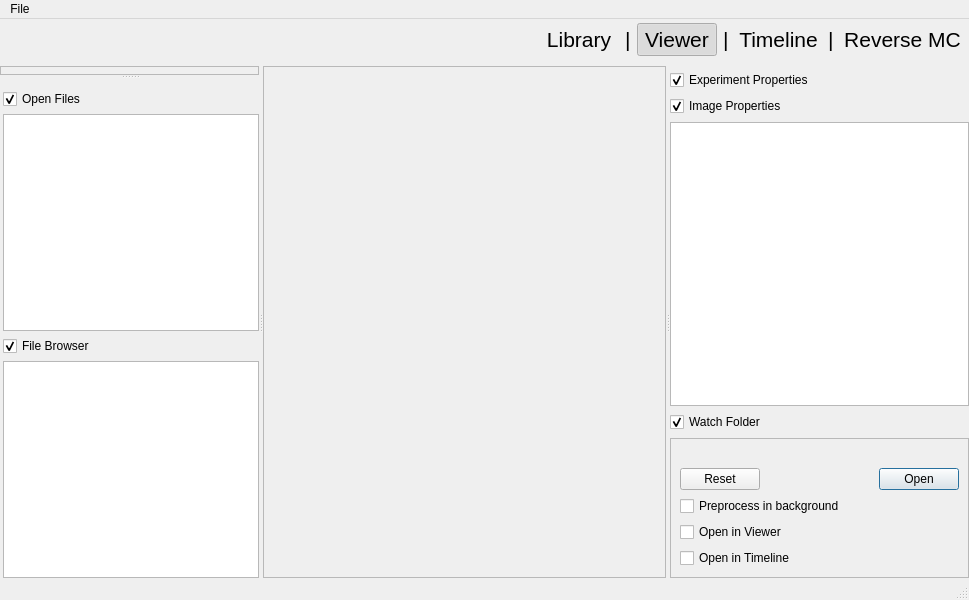
This is gui/mainwindow.ui in ronpandolfi/Xi-cam as Qt 5 draws it before an edit. The edited form follows.
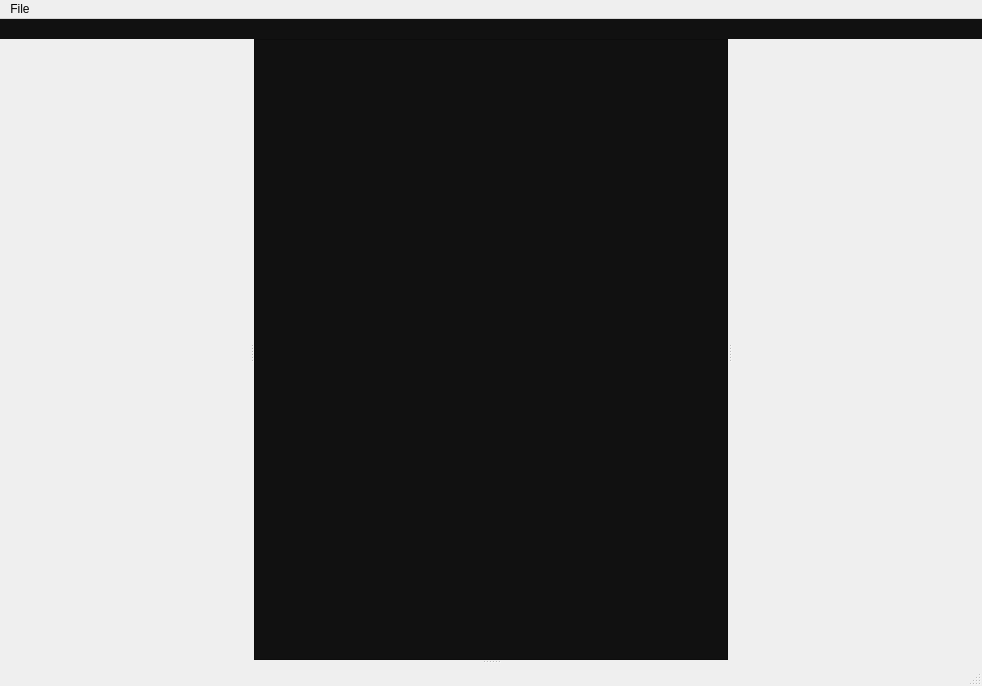
This is the edited form. The open tabs and pages were chosen to show the change. Icons and pictures are not drawn.

Diff of the .ui file:
```diff
--- a/gui/mainwindow.ui
+++ b/gui/mainwindow.ui
@@ -6,8 +6,8 @@
    <rect>
     <x>0</x>
     <y>0</y>
-    <width>969</width>
-    <height>600</height>
+       <width>982</width>
+       <height>686</height>
    </rect>
   </property>
   <property name="sizePolicy">
@@ -29,41 +29,37 @@
      <verstretch>0</verstretch>
     </sizepolicy>
    </property>
-   <layout class="QVBoxLayout" name="verticalLayout_12">
+      <layout class="QVBoxLayout" name="verticalLayout">
+          <property name="spacing">
+              <number>0</number>
+          </property>
     <property name="margin">
      <number>0</number>
     </property>
     <item>
+        <widget class="QWidget" name="widget_2" native="true">
+            <property name="sizePolicy">
+                <sizepolicy hsizetype="Preferred" vsizetype="Minimum">
+                    <horstretch>0</horstretch>
+                    <verstretch>0</verstretch>
+                </sizepolicy>
+      </property>
+            <property name="styleSheet">
+                <string notr="true">background-color:#111111;</string>
+      </property>
      <layout class="QHBoxLayout" name="modemenu">
-      <property name="spacing">
-       <number>-1</number>
-      </property>
       <property name="margin">
-       <number>4</number>
-      </property>
-      <item>
-       <layout class="QVBoxLayout" name="verticalLayout_6">
-        <property name="spacing">
          <number>0</number>
         </property>
         <item>
-         <widget class="QLabel" name="label_2">
+                    <widget class="QLabel" name="filenamelabel_3">
           <property name="text">
               <string/>
           </property>
          </widget>
         </item>
         <item>
-         <widget class="QLabel" name="filenamelabel">
-          <property name="text">
-           <string/>
-          </property>
-         </widget>
-        </item>
-       </layout>
-      </item>
-      <item>
-       <spacer name="horizontalSpacer">
+                    <spacer name="horizontalSpacer_4">
         <property name="orientation">
          <enum>Qt::Horizontal</enum>
         </property>
@@ -72,296 +68,94 @@
         </property>
         <property name="sizeHint" stdset="0">
          <size>
-          <width>40</width>
+                                <width>42</width>
           <height>20</height>
          </size>
         </property>
        </spacer>
       </item>
-      <item>
-       <widget class="QPushButton" name="librarybutton">
-        <property name="font">
-         <font>
-          <pointsize>16</pointsize>
-         </font>
-        </property>
-        <property name="text">
-         <string>Library</string>
-        </property>
-           <property name="checkable">
-               <bool>true</bool>
-           </property>
-           <property name="autoExclusive">
-               <bool>true</bool>
-           </property>
-        <property name="flat">
-         <bool>true</bool>
-        </property>
-           <property name="isMode" stdset="0">
-               <bool>true</bool>
-           </property>
-       </widget>
-      </item>
-      <item>
-       <widget class="QLabel" name="separator">
-        <property name="font">
-         <font>
-          <pointsize>16</pointsize>
-         </font>
-        </property>
-        <property name="text">
-         <string>|</string>
-        </property>
-       </widget>
-      </item>
-      <item>
-       <widget class="QPushButton" name="viewerbutton">
-        <property name="font">
-         <font>
-          <pointsize>16</pointsize>
-         </font>
-        </property>
-        <property name="text">
-         <string>Viewer</string>
-        </property>
-           <property name="checkable">
-               <bool>true</bool>
-           </property>
-           <property name="checked">
-               <bool>true</bool>
-           </property>
-           <property name="autoExclusive">
-               <bool>true</bool>
-           </property>
-        <property name="flat">
-         <bool>true</bool>
-        </property>
-           <property name="isMode" stdset="0">
-               <bool>true</bool>
-           </property>
-       </widget>
-      </item>
-      <item>
-       <widget class="QLabel" name="separator_2">
-        <property name="font">
-         <font>
-          <pointsize>16</pointsize>
-         </font>
-        </property>
-        <property name="text">
-         <string>|</string>
-        </property>
-       </widget>
-      </item>
-      <item>
-       <widget class="QPushButton" name="timelinebutton">
-        <property name="font">
-         <font>
-          <pointsize>16</pointsize>
-         </font>
-        </property>
-        <property name="text">
-         <string>Timeline</string>
-        </property>
-           <property name="checkable">
-               <bool>true</bool>
-           </property>
-           <property name="autoExclusive">
-               <bool>true</bool>
-           </property>
-        <property name="flat">
-         <bool>true</bool>
-        </property>
-           <property name="isMode" stdset="0">
-               <bool>true</bool>
-           </property>
-       </widget>
-      </item>
-      <item>
-       <widget class="QLabel" name="separator_3">
-        <property name="font">
-         <font>
-          <pointsize>16</pointsize>
-         </font>
-        </property>
-        <property name="text">
-         <string>|</string>
-        </property>
-       </widget>
-      </item>
-      <item>
-       <widget class="QPushButton" name="rmcbutton">
-        <property name="font">
-         <font>
-          <pointsize>16</pointsize>
-         </font>
-        </property>
-        <property name="text">
-         <string>Reverse MC</string>
-        </property>
-           <property name="checkable">
-               <bool>true</bool>
-           </property>
-           <property name="autoExclusive">
-               <bool>true</bool>
-           </property>
-        <property name="flat">
-         <bool>true</bool>
-        </property>
-           <property name="isMode" stdset="0">
-               <bool>true</bool>
-           </property>
-       </widget>
-      </item>
-     </layout>
+            </layout>
+        </widget>
+    </item>
+    <item>
+        <widget class="QSplitter" name="splitter_4">
+            <property name="sizePolicy">
+                <sizepolicy hsizetype="Expanding" vsizetype="Expanding">
+                    <horstretch>0</horstretch>
+                    <verstretch>0</verstretch>
+                </sizepolicy>
+            </property>
+      <property name="orientation">
+       <enum>Qt::Horizontal</enum>
+      </property>
+            <widget class="QStackedWidget" name="leftmode">
+                <property name="sizePolicy">
+                    <sizepolicy hsizetype="Preferred" vsizetype="Preferred">
+                        <horstretch>1</horstretch>
+                        <verstretch>0</verstretch>
+                    </sizepolicy>
+       </property>
+                <property name="minimumSize">
+                    <size>
+                        <width>250</width>
+                        <height>0</height>
+                    </size>
+                </property>
+      </widget>
+            <widget class="QWidget" name="widget" native="true">
+       <property name="sizePolicy">
+        <sizepolicy hsizetype="Expanding" vsizetype="Expanding">
+            <horstretch>4</horstretch>
+         <verstretch>0</verstretch>
+        </sizepolicy>
+       </property>
+                <layout class="QVBoxLayout" name="verticalLayout_12">
+                    <property name="spacing">
+                        <number>0</number>
+        </property>
+                    <property name="margin">
+                        <number>0</number>
+                    </property>
+                    <item>
+                        <widget class="QStackedWidget" name="toolbarmode">
+                            <property name="sizePolicy">
+                                <sizepolicy hsizetype="Preferred" vsizetype="Minimum">
+                                    <horstretch>0</horstretch>
+                                    <verstretch>0</verstretch>
+                                </sizepolicy>
+                            </property>
+                            <property name="currentIndex">
+                                <number>-1</number>
+                            </property>
+                        </widget>
     </item>
     <item>
      <widget class="QSplitter" name="splitter_3">
-      <property name="orientation">
-       <enum>Qt::Horizontal</enum>
-      </property>
-      <widget class="QSplitter" name="splitter_2">
-       <property name="orientation">
-        <enum>Qt::Vertical</enum>
-       </property>
-       <property name="handleWidth">
-        <number>4</number>
-       </property>
-       <widget class="QFrame" name="frame">
         <property name="sizePolicy">
-         <sizepolicy hsizetype="Preferred" vsizetype="Preferred">
-          <horstretch>0</horstretch>
-          <verstretch>0</verstretch>
-         </sizepolicy>
-        </property>
-        <property name="baseSize">
+                                <sizepolicy hsizetype="Expanding" vsizetype="Expanding">
+                                    <horstretch>5</horstretch>
+                                    <verstretch>5</verstretch>
+                                </sizepolicy>
+                            </property>
+                            <property name="minimumSize">
          <size>
-          <width>0</width>
+                                    <width>300</width>
           <height>0</height>
          </size>
         </property>
-        <property name="frameShape">
-         <enum>QFrame::StyledPanel</enum>
-        </property>
-        <property name="frameShadow">
-         <enum>QFrame::Sunken</enum>
-        </property>
-        <property name="midLineWidth">
-         <number>1</number>
-        </property>
-        <layout class="QVBoxLayout" name="verticalLayout">
-         <property name="margin">
-          <number>3</number>
-         </property>
-         <item>
-          <layout class="QVBoxLayout" name="smallimageview"/>
-         </item>
-        </layout>
-       </widget>
-       <widget class="QWidget" name="verticalLayoutWidget_3">
-        <layout class="QVBoxLayout" name="leftpanelayout">
-         <property name="spacing">
-          <number>5</number>
-         </property>
-         <property name="leftMargin">
-          <number>3</number>
-         </property>
-         <property name="topMargin">
-          <number>10</number>
-         </property>
-         <item>
-          <widget class="QCheckBox" name="openfilescheck">
-           <property name="text">
-            <string>Open Files</string>
-           </property>
-           <property name="checked">
-            <bool>true</bool>
-           </property>
-           <property name="isFoldingTab" stdset="0">
-            <bool>true</bool>
-           </property>
-          </widget>
-         </item>
-         <item>
-          <widget class="QListView" name="openfileslist">
-           <property name="sizePolicy">
-            <sizepolicy hsizetype="Preferred" vsizetype="Expanding">
-             <horstretch>0</horstretch>
-             <verstretch>0</verstretch>
-            </sizepolicy>
-           </property>
-           <property name="alternatingRowColors">
-            <bool>true</bool>
-           </property>
-           <property name="selectionMode">
-            <enum>QAbstractItemView::ExtendedSelection</enum>
-           </property>
-          </widget>
-         </item>
-         <item>
-          <widget class="QCheckBox" name="filebrowsercheck">
-           <property name="text">
-            <string>File Browser</string>
-           </property>
-           <property name="checked">
-            <bool>true</bool>
-           </property>
-           <property name="isFoldingTab" stdset="0">
-            <bool>true</bool>
-           </property>
-          </widget>
-         </item>
-         <item>
-          <widget class="QTreeView" name="treebrowser">
-           <property name="enabled">
-            <bool>true</bool>
-           </property>
-           <property name="sizePolicy">
-            <sizepolicy hsizetype="Preferred" vsizetype="Expanding">
-             <horstretch>0</horstretch>
-             <verstretch>0</verstretch>
-            </sizepolicy>
-           </property>
-           <property name="frameShape">
-            <enum>QFrame::StyledPanel</enum>
-           </property>
-           <property name="selectionMode">
-            <enum>QAbstractItemView::ExtendedSelection</enum>
-           </property>
-           <property name="iconSize">
-            <size>
-             <width>16</width>
-             <height>16</height>
-            </size>
-           </property>
-          </widget>
-         </item>
-         <item>
-          <spacer name="verticalSpacer">
            <property name="orientation">
             <enum>Qt::Vertical</enum>
            </property>
-           <property name="sizeType">
-            <enum>QSizePolicy::Preferred</enum>
-           </property>
-           <property name="sizeHint" stdset="0">
-            <size>
-             <width>0</width>
-             <height>0</height>
-            </size>
-           </property>
-          </spacer>
-         </item>
-        </layout>
-       </widget>
-      </widget>
       <widget class="QStackedWidget" name="viewmode">
        <property name="sizePolicy">
         <sizepolicy hsizetype="Expanding" vsizetype="Expanding">
          <horstretch>6</horstretch>
-         <verstretch>0</verstretch>
-        </sizepolicy>
-       </property>
+                <verstretch>5</verstretch>
+            </sizepolicy>
+           </property>
+                                <property name="styleSheet">
+                                    <string notr="true">background-color:#111111;</string>
+           </property>
        <property name="currentIndex">
            <number>1</number>
        </property>
@@ -386,8 +180,8 @@
              <rect>
               <x>0</x>
               <y>0</y>
-                 <width>98</width>
-                 <height>28</height>
+                                 <width>466</width>
+                                 <height>520</height>
              </rect>
             </property>
            </widget>
@@ -564,151 +358,37 @@
         </layout>
        </widget>
       </widget>
+                            <widget class="QStackedWidget" name="bottommode">
+                                <property name="sizePolicy">
+                                    <sizepolicy hsizetype="Preferred" vsizetype="Preferred">
+                                        <horstretch>0</horstretch>
+                                        <verstretch>1</verstretch>
+                                    </sizepolicy>
+                                </property>
+                                <widget class="QWidget" name="page_7"/>
+                                <widget class="QWidget" name="page_8"/>
+                            </widget>
+                        </widget>
+                    </item>
+                </layout>
+            </widget>
       <widget class="QStackedWidget" name="sidemode">
-       <property name="currentIndex">
-           <number>0</number>
-       </property>
-       <widget class="QWidget" name="page_5">
-        <layout class="QVBoxLayout" name="verticalLayout_4">
-         <property name="margin">
-          <number>0</number>
-         </property>
-         <item>
-          <layout class="QVBoxLayout" name="verticalLayout_3">
-           <item>
-               <spacer name="verticalSpacer_4">
-                   <property name="orientation">
-                       <enum>Qt::Vertical</enum>
-                   </property>
-                   <property name="sizeType">
-                       <enum>QSizePolicy::Fixed</enum>
-                   </property>
-                   <property name="sizeHint" stdset="0">
-                       <size>
-                           <width>1</width>
-                           <height>4</height>
-                       </size>
-                   </property>
-               </spacer>
-           </item>
-              <item>
-            <widget class="QCheckBox" name="experimentfold">
-             <property name="text">
-              <string>Experiment Properties</string>
-             </property>
-             <property name="checked">
-              <bool>true</bool>
-             </property>
-             <property name="isFoldingTab" stdset="0">
-              <bool>true</bool>
-             </property>
-            </widget>
-           </item>
-           <item>
-            <layout class="QVBoxLayout" name="propertiesBox"/>
-           </item>
-           <item>
-               <widget class="QCheckBox" name="propertiesfold">
-                   <property name="text">
-                       <string>Image Properties</string>
-                   </property>
-                   <property name="checked">
-                       <bool>true</bool>
-                   </property>
-                   <property name="isFoldingTab" stdset="0">
-                       <bool>true</bool>
-                   </property>
-               </widget>
-           </item>
-              <item>
-                  <widget class="QTableView" name="propertytable">
-                      <attribute name="horizontalHeaderVisible">
-                          <bool>false</bool>
-                      </attribute>
-                      <attribute name="verticalHeaderVisible">
-                          <bool>false</bool>
-                      </attribute>
-                  </widget>
-              </item>
-              <item>
-            <widget class="QCheckBox" name="watchfold">
-             <property name="text">
-              <string>Watch Folder</string>
-             </property>
-             <property name="checked">
-              <bool>true</bool>
-             </property>
-             <property name="isFoldingTab" stdset="0">
-              <bool>true</bool>
-             </property>
-            </widget>
-           </item>
-           <item>
-            <widget class="QFrame" name="watchframe">
              <property name="sizePolicy">
-              <sizepolicy hsizetype="Preferred" vsizetype="Maximum">
-               <horstretch>0</horstretch>
+                    <sizepolicy hsizetype="Preferred" vsizetype="Preferred">
+                        <horstretch>1</horstretch>
                <verstretch>0</verstretch>
               </sizepolicy>
              </property>
-             <property name="frameShape">
-              <enum>QFrame::StyledPanel</enum>
-             </property>
-             <property name="frameShadow">
-              <enum>QFrame::Sunken</enum>
-             </property>
-             <layout class="QVBoxLayout" name="verticalLayout_9">
-              <item>
-               <widget class="QLabel" name="watchfolderpath">
-                <property name="text">
-                 <string/>
-                </property>
-               </widget>
-              </item>
-              <item>
-               <widget class="QDialogButtonBox" name="watchbuttons">
-                <property name="standardButtons">
-                 <set>QDialogButtonBox::Open|QDialogButtonBox::Reset</set>
-                </property>
-               </widget>
-              </item>
-              <item>
-               <widget class="QCheckBox" name="autoPreprocess">
-                <property name="enabled">
-                 <bool>true</bool>
-                </property>
-                <property name="text">
-                 <string>Preprocess in background</string>
-                </property>
-                <property name="checkable">
-                 <bool>true</bool>
-                </property>
-               </widget>
-              </item>
-              <item>
-               <widget class="QCheckBox" name="autoView">
-                <property name="text">
-                 <string>Open in Viewer</string>
-                </property>
-               </widget>
-              </item>
-              <item>
-               <widget class="QCheckBox" name="autoTimeline">
-                <property name="enabled">
-                 <bool>true</bool>
-                </property>
-                <property name="text">
-                 <string>Open in Timeline</string>
-                </property>
-               </widget>
-              </item>
-             </layout>
-            </widget>
-           </item>
-          </layout>
-         </item>
-        </layout>
-       </widget>
+                <property name="minimumSize">
+                    <size>
+                        <width>250</width>
+                        <height>0</height>
+                    </size>
+                </property>
+                <property name="currentIndex">
+                    <number>0</number>
+                </property>
+                <widget class="QWidget" name="page_5"/>
        <widget class="QWidget" name="page_4">
         <layout class="QVBoxLayout" name="verticalLayout_10">
          <property name="margin">
@@ -1027,7 +707,7 @@
     <rect>
      <x>0</x>
      <y>0</y>
-     <width>969</width>
+        <width>982</width>
      <height>22</height>
     </rect>
    </property>
```
Left out of the diff: 21 changed lines with no effect on the pictures. Lines whose indentation alone changed are shown as unchanged.
